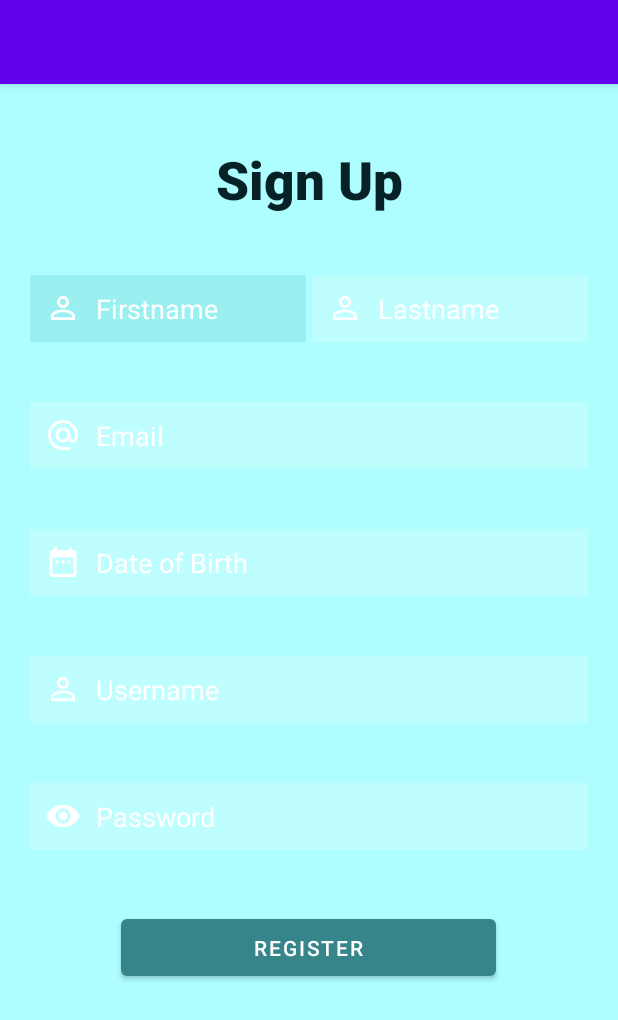
After one commit to FazidSamoon/HealthCareApp-Android, an Android app: the RegisterActivity screen opened directly, with no data from a screen before it, on a phone screen of 412 x 824 dp. The commit adds this screen. Shown: the top 1020 px of the screen. Run offline under Robolectric (Android 15) with nearby library versions, the phone set to English and light mode, and no system bars.

Commit message:
login signup ui created

```diff
--- a/app/build.gradle
+++ b/app/build.gradle
@@ -25,6 +25,9 @@ android {
         sourceCompatibility JavaVersion.VERSION_1_8
         targetCompatibility JavaVersion.VERSION_1_8
     }
+    buildFeatures {
+        viewBinding true
+    }
 }
 
 dependencies {
@@ -32,6 +35,9 @@ dependencies {
     implementation 'androidx.appcompat:appcompat:1.5.1'
     implementation 'com.google.android.material:material:1.6.1'
     implementation 'androidx.constraintlayout:constraintlayout:2.1.4'
+    implementation 'androidx.annotation:annotation:1.4.0'
+    implementation 'androidx.lifecycle:lifecycle-livedata-ktx:2.5.1'
+    implementation 'androidx.lifecycle:lifecycle-viewmodel-ktx:2.5.1'
     testImplementation 'junit:junit:4.13.2'
     androidTestImplementation 'androidx.test.ext:junit:1.1.3'
     androidTestImplementation 'androidx.test.espresso:espresso-core:3.4.0'
--- /dev/null
+++ b/app/src/main/java/com/example/healthcareapp_android/RegisterActivity.java
@@ -0,0 +1,14 @@
+package com.example.healthcareapp_android;
+
+import androidx.appcompat.app.AppCompatActivity;
+
+import android.os.Bundle;
+
+public class RegisterActivity extends AppCompatActivity {
+
+    @Override
+    protected void onCreate(Bundle savedInstanceState) {
+        super.onCreate(savedInstanceState);
+        setContentView(R.layout.activity_register);
+    }
+}
--- /dev/null
+++ b/app/src/main/res/drawable-v24/border.xml
@@ -0,0 +1,6 @@
+<?xml version="1.0" encoding="utf-8"?>
+<shape xmlns:android="http://schemas.android.com/apk/res/android"
+    android:shape="rectangle">
+    <solid android:color="@android:color/transparent" />
+    <stroke android:width="5px" android:color="#ffffff" />
+</shape>
--- /dev/null
+++ b/app/src/main/res/drawable/ic_baseline_alternate_email_24.xml
@@ -0,0 +1,5 @@
+<vector android:height="24dp" android:tint="#FFFFFF"
+    android:viewportHeight="24" android:viewportWidth="24"
+    android:width="24dp" xmlns:android="http://schemas.android.com/apk/res/android">
+    <path android:fillColor="@android:color/white" android:pathData="M12,2C6.48,2 2,6.48 2,12s4.48,10 10,10h5v-2h-5c-4.34,0 -8,-3.66 -8,-8s3.66,-8 8,-8 8,3.66 8,8v1.43c0,0.79 -0.71,1.57 -1.5,1.57s-1.5,-0.78 -1.5,-1.57L17,12c0,-2.76 -2.24,-5 -5,-5s-5,2.24 -5,5 2.24,5 5,5c1.38,0 2.64,-0.56 3.54,-1.47 0.65,0.89 1.77,1.47 2.96,1.47 1.97,0 3.5,-1.6 3.5,-3.57L22,12c0,-5.52 -4.48,-10 -10,-10zM12,15c-1.66,0 -3,-1.34 -3,-3s1.34,-3 3,-3 3,1.34 3,3 -1.34,3 -3,3z"/>
+</vector>
--- /dev/null
+++ b/app/src/main/res/drawable/ic_baseline_date_range_24.xml
@@ -0,0 +1,5 @@
+<vector android:height="24dp" android:tint="#FFFFFF"
+    android:viewportHeight="24" android:viewportWidth="24"
+    android:width="24dp" xmlns:android="http://schemas.android.com/apk/res/android">
+    <path android:fillColor="@android:color/white" android:pathData="M9,11L7,11v2h2v-2zM13,11h-2v2h2v-2zM17,11h-2v2h2v-2zM19,4h-1L18,2h-2v2L8,4L8,2L6,2v2L5,4c-1.11,0 -1.99,0.9 -1.99,2L3,20c0,1.1 0.89,2 2,2h14c1.1,0 2,-0.9 2,-2L21,6c0,-1.1 -0.9,-2 -2,-2zM19,20L5,20L5,9h14v11z"/>
+</vector>
--- /dev/null
+++ b/app/src/main/res/drawable/ic_baseline_person_outline_24.xml
@@ -0,0 +1,5 @@
+<vector android:height="24dp" android:tint="#FFFFFF"
+    android:viewportHeight="24" android:viewportWidth="24"
+    android:width="24dp" xmlns:android="http://schemas.android.com/apk/res/android">
+    <path android:fillColor="@android:color/white" android:pathData="M12,5.9c1.16,0 2.1,0.94 2.1,2.1s-0.94,2.1 -2.1,2.1S9.9,9.16 9.9,8s0.94,-2.1 2.1,-2.1m0,9c2.97,0 6.1,1.46 6.1,2.1v1.1L5.9,18.1L5.9,17c0,-0.64 3.13,-2.1 6.1,-2.1M12,4C9.79,4 8,5.79 8,8s1.79,4 4,4 4,-1.79 4,-4 -1.79,-4 -4,-4zM12,13c-2.67,0 -8,1.34 -8,4v3h16v-3c0,-2.66 -5.33,-4 -8,-4z"/>
+</vector>
--- /dev/null
+++ b/app/src/main/res/drawable/ic_baseline_remove_red_eye_24.xml
@@ -0,0 +1,5 @@
+<vector android:height="24dp" android:tint="#FFFFFF"
+    android:viewportHeight="24" android:viewportWidth="24"
+    android:width="24dp" xmlns:android="http://schemas.android.com/apk/res/android">
+    <path android:fillColor="@android:color/white" android:pathData="M12,4.5C7,4.5 2.73,7.61 1,12c1.73,4.39 6,7.5 11,7.5s9.27,-3.11 11,-7.5c-1.73,-4.39 -6,-7.5 -11,-7.5zM12,17c-2.76,0 -5,-2.24 -5,-5s2.24,-5 5,-5 5,2.24 5,5 -2.24,5 -5,5zM12,9c-1.66,0 -3,1.34 -3,3s1.34,3 3,3 3,-1.34 3,-3 -1.34,-3 -3,-3z"/>
+</vector>
--- /dev/null
+++ b/app/src/main/res/drawable/image_frame.xml
@@ -0,0 +1,5 @@
+<?xml version="1.0" encoding="utf-8"?>
+<shape xmlns:android="http://schemas.android.com/apk/res/android"
+    android:shape="rectangle">
+    <corners android:radius="100dp" />
+</shape>
--- a/app/src/main/res/layout/activity_main.xml
+++ b/app/src/main/res/layout/activity_main.xml
@@ -10,7 +10,7 @@
     <TextView
         android:layout_width="match_parent"
         android:layout_height="wrap_content"
-        android:text="HEALTHY"
+        android:text="@string/title_loading_screen"
         android:textColor="@color/white"
         android:textSize="35dp"
         android:layout_marginLeft="10dp"
@@ -26,7 +26,7 @@
         android:layout_width="250dp"
         android:layout_height="50dp"
         android:layout_below="@id/headingMain"
-        android:text="Get Started"
+        android:text="@string/title_loading_screen_button"
         android:layout_marginLeft="10dp"
         android:layout_marginRight="10dp"
         android:layout_marginTop="100dp"
--- /dev/null
+++ b/app/src/main/res/layout/activity_register.xml
@@ -0,0 +1,149 @@
+<?xml version="1.0" encoding="utf-8"?>
+<RelativeLayout xmlns:android="http://schemas.android.com/apk/res/android"
+    xmlns:app="http://schemas.android.com/apk/res-auto"
+    xmlns:tools="http://schemas.android.com/tools"
+    android:layout_width="match_parent"
+    android:layout_height="match_parent"
+    tools:context=".RegisterActivity"
+    android:background="@color/bg_main">
+
+    <TextView
+        android:layout_width="match_parent"
+        android:layout_height="wrap_content"
+        android:text="@string/title_signup_screen"
+        android:textColor="@color/text_main"
+        android:textSize="35dp"
+        android:layout_margin="40dp"
+        android:gravity="center"
+        android:textStyle="bold"
+        android:fontFamily="sans-serif-medium"
+        android:id="@+id/heading" />
+
+    <LinearLayout
+        android:layout_width="match_parent"
+        android:layout_height="wrap_content"
+        android:layout_below="@id/heading"
+        android:id="@+id/linearLayout"
+        android:layout_marginStart="20dp"
+        android:layout_marginEnd="20dp"
+        android:layout_marginBottom="20dp"
+        android:orientation="horizontal"
+        android:weightSum="2">
+
+        <EditText
+            android:id="@+id/firstName"
+            android:layout_width="wrap_content"
+            android:layout_height="wrap_content"
+            android:layout_below="@id/linearLayout"
+            android:background="#354FBDBA"
+            android:drawableLeft="@drawable/ic_baseline_person_outline_24"
+            android:drawablePadding="10dp"
+            android:hint="@string/title_SignUp_screen_firstname_input_hint"
+            android:padding="10dp"
+            android:textColor="@color/white"
+            android:textColorHint="@color/white"
+            android:layout_weight="1"
+            android:layout_marginRight="2dp"/>
+
+        <EditText
+            android:id="@+id/lastName"
+            android:layout_width="wrap_content"
+            android:layout_height="wrap_content"
+            android:layout_below="@id/linearLayout"
+            android:background="#35ffffff"
+            android:drawableLeft="@drawable/ic_baseline_person_outline_24"
+            android:drawablePadding="10dp"
+            android:hint="@string/title_SignUp_screen_lastname_input_hint"
+            android:padding="10dp"
+            android:textColor="@color/white"
+            android:textColorHint="@color/white"
+            android:layout_weight="1"
+            android:layout_marginLeft="2dp"/>
+
+    </LinearLayout>
+
+    <EditText
+        android:id="@+id/emailAddress"
+        android:layout_width="match_parent"
+        android:layout_height="wrap_content"
+        android:layout_below="@id/linearLayout"
+        android:layout_marginStart="20dp"
+        android:layout_marginTop="20dp"
+        android:layout_marginEnd="20dp"
+        android:layout_marginBottom="20dp"
+        android:background="#35ffffff"
+        android:drawableLeft="@drawable/ic_baseline_alternate_email_24"
+        android:drawablePadding="10dp"
+        android:hint="@string/title_Signup_screen_email_input_hint"
+        android:inputType="textEmailAddress"
+        android:padding="10dp"
+        android:textColor="@color/white"
+        android:textColorHint="@color/white" />
+
+    <EditText
+        android:id="@+id/dateOfBirth"
+        android:layout_width="match_parent"
+        android:layout_height="wrap_content"
+        android:layout_below="@id/emailAddress"
+        android:layout_marginStart="20dp"
+        android:layout_marginTop="20dp"
+        android:layout_marginEnd="20dp"
+        android:layout_marginBottom="20dp"
+        android:background="#35ffffff"
+        android:drawableLeft="@drawable/ic_baseline_date_range_24"
+        android:drawablePadding="10dp"
+        android:hint="@string/title_Signup_screen_dateOfBirth_input_hint"
+        android:padding="10dp"
+        android:textColor="@color/white"
+        android:textColorHint="@color/white"
+        android:inputType="date"/>
+
+    <EditText
+        android:id="@+id/userName"
+        android:layout_width="match_parent"
+        android:layout_height="wrap_content"
+        android:layout_below="@id/dateOfBirth"
+        android:layout_marginStart="20dp"
+        android:layout_marginTop="20dp"
+        android:layout_marginEnd="20dp"
+        android:layout_marginBottom="20dp"
+        android:background="#35ffffff"
+        android:drawableLeft="@drawable/ic_baseline_person_outline_24"
+        android:drawablePadding="10dp"
+        android:hint="@string/title_SignUp_screen_username_input_hint"
+        android:padding="10dp"
+        android:textColor="@color/white"
+        android:textColorHint="@color/white" />
+
+    <EditText
+        android:id="@+id/password"
+        android:layout_width="match_parent"
+        android:layout_height="wrap_content"
+        android:layout_below="@id/userName"
+        android:layout_marginStart="20dp"
+        android:layout_marginTop="20dp"
+        android:layout_marginEnd="20dp"
+        android:layout_marginBottom="20dp"
+        android:background="#35ffffff"
+        android:drawableLeft="@drawable/ic_baseline_remove_red_eye_24"
+        android:drawablePadding="10dp"
+        android:hint="@string/title_SignUp_screen_password_input_hint"
+        android:inputType="textPassword"
+        android:padding="10dp"
+        android:textColor="@color/white"
+        android:textColorHint="@color/white" />
+
+    <com.google.android.material.button.MaterialButton
+        android:id="@+id/signup"
+        android:layout_width="250dp"
+        android:layout_height="50dp"
+        android:layout_below="@id/password"
+        android:layout_centerHorizontal="true"
+        android:layout_marginStart="20dp"
+        android:layout_marginTop="20dp"
+        android:layout_marginEnd="20dp"
+        android:layout_marginBottom="20dp"
+        app:backgroundTint="@color/primary_btn"
+        android:text="Register" />
+
+</RelativeLayout>
--- a/app/src/main/res/values/colors.xml
+++ b/app/src/main/res/values/colors.xml
@@ -7,4 +7,8 @@
     <color name="teal_700">#FF018786</color>
     <color name="black">#FF000000</color>
     <color name="white">#FFFFFFFF</color>
+    <color name="primary_btn">#35858B</color>
+    <color name="bg_main">#AEFEFF</color>
+    <color name="input_main">#AAC4FF</color>
+    <color name="text_main">#072227</color>
 </resources>
--- a/app/src/main/res/values/strings.xml
+++ b/app/src/main/res/values/strings.xml
@@ -1,3 +1,36 @@
 <resources>
-    <string name="app_name">HealthCareApp-Android</string>
+    <string name="title_activity_login">LoginActivity</string>
+
+    <!--    loading screen-->
+    <string name="title_loading_screen">Healthy</string>
+    <string name="title_loading_screen_button">Get Started</string>
+
+    <!--    Login screen-->
+    <string name="title_Login_screen">Sign In</string>
+    <string name="title_Login_screen_loginButton">Sign In</string>
+    <string name="title_Login_screen_signUpButton">Sign Up</string>
+    <string name="title_Login_screen_forgotPassword">Forgot Password?</string>
+    <string name="title_Login_screen_username_input_hint">Username</string>
+    <string name="title_Login_screen_password_input_hint">Password</string>
+
+
+    <!--    Signup screen-->
+    <string name="title_signup_screen">Sign Up</string>
+    <string name="title_Signup_screen_signUpButton">Sign Up</string>
+    <string name="title_SignUp_screen_firstname_input_hint">Firstname</string>
+    <string name="title_SignUp_screen_lastname_input_hint">Lastname</string>
+    <string name="title_SignUp_screen_username_input_hint">Username</string>
+    <string name="title_SignUp_screen_password_input_hint">Password</string>
+    <string name="title_Signup_screen_dateOfBirth_input_hint">Date of Birth</string>
+    <string name="title_Signup_screen_email_input_hint">Email</string>
+
+
+    <!--    UserProfile screen-->
+    <string name="title_userProfile">Profile</string>
+    <string name="title_text_userProfile_username">Username</string>
+    <string name="title_text_userProfile_dateOfBirth">Date of birth</string>
+    <string name="title_text_userProfile_email">Email</string>
+
+
+
 </resources>
```
Also changed, not shown: app/src/main/AndroidManifest.xml (+13 -0 lines), app/src/main/java/com/example/healthcareapp_android/LoginActivity.java (added, +14 -0 lines), app/src/main/java/com/example/healthcareapp_android/UserProfile.java (added, +14 -0 lines), app/src/main/res/drawable/primary_button.xml (added, +8 -0 lines), app/src/main/res/layout/activity_login.xml (added, +92 -0 lines), app/src/main/res/layout/activity_user_profile.xml (added, +115 -0 lines), app/src/main/res/drawable-v24/bg.png.
